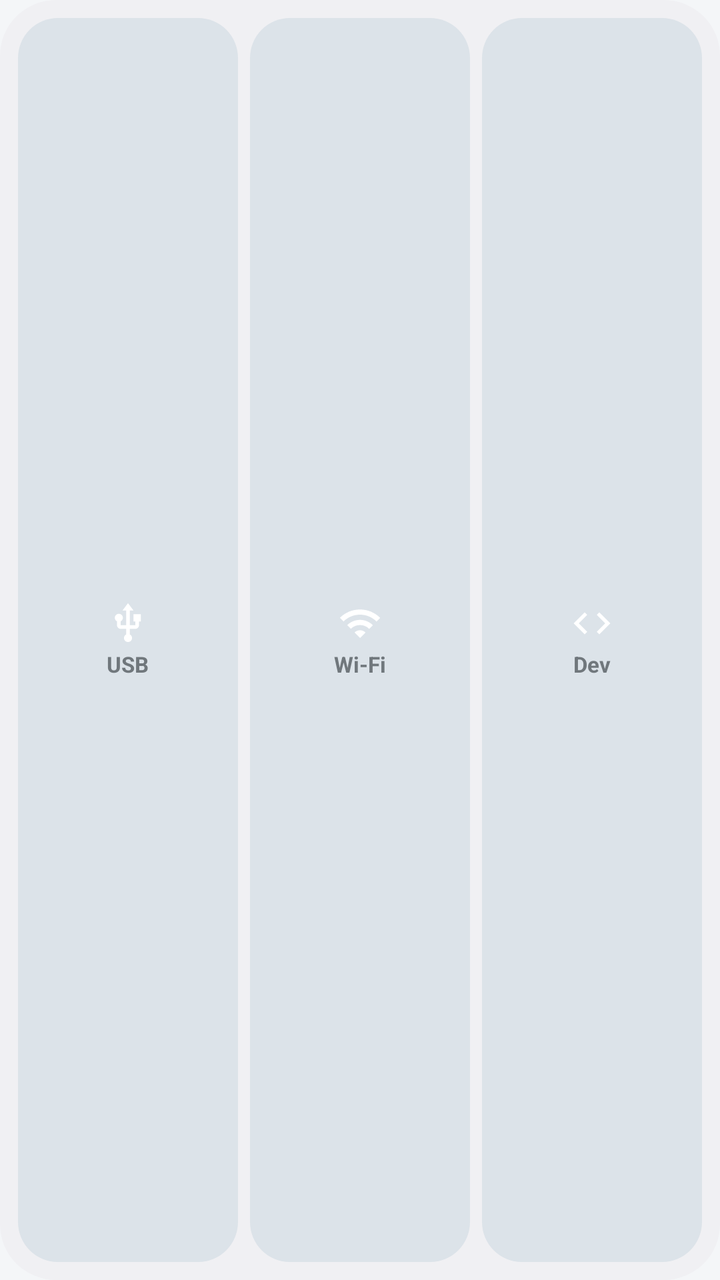
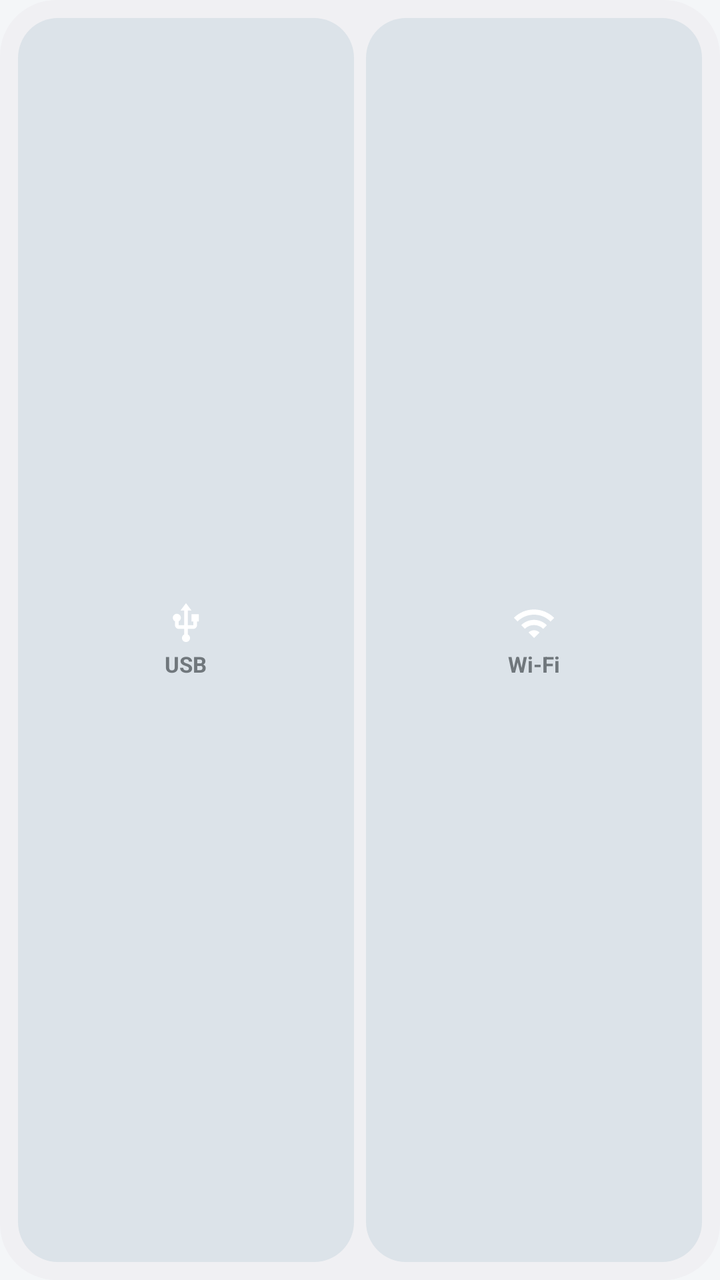

Screens rendered from an Android XML layout before and after an edit, with the pre-edit source and the edit as a unified diff.
<!-- AndroidManifest.xml: application theme AppTheme -->
<!-- res/layout/widget_bar.xml -->
<?xml version="1.0" encoding="utf-8"?>
<LinearLayout xmlns:android="http://schemas.android.com/apk/res/android"
    android:layout_width="match_parent"
    android:layout_height="match_parent"
    android:background="@drawable/widget_container"
    android:orientation="horizontal"
    android:padding="6dp">

    <LinearLayout
        android:id="@+id/bar_usb"
        android:layout_width="0dp"
        android:layout_height="match_parent"
        android:layout_margin="3dp"
        android:layout_weight="1"
        android:background="@drawable/widget_btn_off"
        android:gravity="center"
        android:orientation="vertical">

        <ImageView
            android:id="@+id/bar_usb_icon"
            android:layout_width="22dp"
            android:layout_height="22dp"
            android:contentDescription="@null"
            android:src="@drawable/ic_usb" />

        <TextView
            android:id="@+id/bar_usb_label"
            android:layout_width="wrap_content"
            android:layout_height="wrap_content"
            android:layout_marginTop="2dp"
            android:text="@string/widget_usb"
            android:textSize="11sp"
            android:textStyle="bold" />
    </LinearLayout>

    <LinearLayout
        android:id="@+id/bar_wireless"
        android:layout_width="0dp"
        android:layout_height="match_parent"
        android:layout_margin="3dp"
        android:layout_weight="1"
        android:background="@drawable/widget_btn_off"
        android:gravity="center"
        android:orientation="vertical">

        <ImageView
            android:id="@+id/bar_wireless_icon"
            android:layout_width="22dp"
            android:layout_height="22dp"
            android:contentDescription="@null"
            android:src="@drawable/ic_wifi" />

        <TextView
            android:id="@+id/bar_wireless_label"
            android:layout_width="wrap_content"
            android:layout_height="wrap_content"
            android:layout_marginTop="2dp"
            android:text="@string/widget_wireless"
            android:textSize="11sp"
            android:textStyle="bold" />
    </LinearLayout>

    <LinearLayout
        android:id="@+id/bar_dev"
        android:layout_width="0dp"
        android:layout_height="match_parent"
        android:layout_margin="3dp"
        android:layout_weight="1"
        android:background="@drawable/widget_btn_off"
        android:gravity="center"
        android:orientation="vertical">

        <ImageView
            android:id="@+id/bar_dev_icon"
            android:layout_width="22dp"
            android:layout_height="22dp"
            android:contentDescription="@null"
            android:src="@drawable/ic_code" />

        <TextView
            android:id="@+id/bar_dev_label"
            android:layout_width="wrap_content"
            android:layout_height="wrap_content"
            android:layout_marginTop="2dp"
            android:text="@string/widget_dev"
            android:textSize="11sp"
            android:textStyle="bold" />
    </LinearLayout>
</LinearLayout>
<!-- resources referenced by this layout -->
<resources>
  <!-- drawable ic_code (drawable) -->
  <?xml version="1.0" encoding="utf-8"?>
  <vector xmlns:android="http://schemas.android.com/apk/res/android"
      android:width="24dp"
      android:height="24dp"
      android:viewportWidth="24"
      android:viewportHeight="24">
      <path
          android:fillColor="#FFFFFFFF"
          android:pathData="M9.4,16.6L4.8,12l4.6,-4.6L8,6l-6,6 6,6 1.4,-1.4zM14.6,16.6l4.6,-4.6 -4.6,-4.6L16,6l6,6 -6,6 -1.4,-1.4z" />
  </vector>
  <!-- drawable ic_usb (drawable) -->
  <?xml version="1.0" encoding="utf-8"?>
  <vector xmlns:android="http://schemas.android.com/apk/res/android"
      android:width="24dp"
      android:height="24dp"
      android:viewportWidth="24"
      android:viewportHeight="24">
      <path
          android:fillColor="#FFFFFFFF"
          android:pathData="M15,7v4h1v2h-3V5h2l-3,-4 -3,4h2v8H8v-2.07c0.7,-0.37 1.2,-1.08 1.2,-1.93 0,-1.21 -0.99,-2.2 -2.2,-2.2 -1.21,0 -2.2,0.99 -2.2,2.2 0,0.85 0.5,1.56 1.2,1.93V13c0,1.11 0.89,2 2,2h3v3.05c-0.71,0.37 -1.2,1.1 -1.2,1.95 0,1.22 0.99,2.2 2.2,2.2 1.21,0 2.2,-0.98 2.2,-2.2 0,-0.85 -0.49,-1.58 -1.2,-1.95V15h3c1.11,0 2,-0.89 2,-2v-2h1V7h-4z" />
  </vector>
  <!-- drawable ic_wifi (drawable) -->
  <?xml version="1.0" encoding="utf-8"?>
  <vector xmlns:android="http://schemas.android.com/apk/res/android"
      android:width="24dp"
      android:height="24dp"
      android:viewportWidth="24"
      android:viewportHeight="24">
      <path
          android:fillColor="#FFFFFFFF"
          android:pathData="M1,9l2,2c4.97,-4.97 13.03,-4.97 18,0l2,-2C16.93,2.93 7.08,2.93 1,9zM9,17l3,3 3,-3c-1.65,-1.66 -4.34,-1.66 -6,0zM5,13l2,2c2.76,-2.76 7.24,-2.76 10,0l2,-2C15.14,9.14 8.87,9.14 5,13z" />
  </vector>
  <!-- drawable widget_btn_off (drawable) -->
  <?xml version="1.0" encoding="utf-8"?>
  <shape xmlns:android="http://schemas.android.com/apk/res/android">
      <solid android:color="@color/widget_off_bg" />
      <corners android:radius="@dimen/widget_inner_radius" />
  </shape>
  <!-- drawable widget_container (drawable) -->
  <?xml version="1.0" encoding="utf-8"?>
  <shape xmlns:android="http://schemas.android.com/apk/res/android">
      <solid android:color="@color/widget_bg" />
      <corners android:radius="@dimen/widget_radius" />
  </shape>
  <string name="widget_dev">Dev</string>
  <string name="widget_usb">USB</string>
  <string name="widget_wireless">Wi-Fi</string>
  <style name="AppTheme" parent="android:Theme.DeviceDefault.DayNight">
          <item name="android:windowActionBar">false</item>
          <item name="android:windowNoTitle">true</item>
          <item name="android:windowBackground">@color/bg</item>
          <item name="android:colorAccent">@color/accent</item>
          <item name="android:statusBarColor">@color/bg</item>
          <item name="android:navigationBarColor">@color/bg</item>
          <item name="android:windowLightStatusBar">true</item>
          <item name="android:windowLightNavigationBar">true</item>
      </style>
  <color name="widget_off_bg">#FFE3E8EE</color>
  <dimen name="widget_inner_radius">16dp</dimen>
  <color name="widget_bg">#FFFFFFFF</color>
  <dimen name="widget_radius">24dp</dimen>
  <color name="bg">#FFF4F6F8</color>
  <color name="accent">#FF1E9E5A</color>
</resources>

<!-- the commit's change to res/layout/widget_bar.xml (unified diff, before → after) -->
@@ -60,30 +60,4 @@
             android:textStyle="bold" />
     </LinearLayout>
 
-    <LinearLayout
-        android:id="@+id/bar_dev"
-        android:layout_width="0dp"
-        android:layout_height="match_parent"
-        android:layout_margin="3dp"
-        android:layout_weight="1"
-        android:background="@drawable/widget_btn_off"
-        android:gravity="center"
-        android:orientation="vertical">
-
-        <ImageView
-            android:id="@+id/bar_dev_icon"
-            android:layout_width="22dp"
-            android:layout_height="22dp"
-            android:contentDescription="@null"
-            android:src="@drawable/ic_code" />
-
-        <TextView
-            android:id="@+id/bar_dev_label"
-            android:layout_width="wrap_content"
-            android:layout_height="wrap_content"
-            android:layout_marginTop="2dp"
-            android:text="@string/widget_dev"
-            android:textSize="11sp"
-            android:textStyle="bold" />
-    </LinearLayout>
 </LinearLayout>
<!-- resource entries referenced after the edit -->
@@ -1,16 +1,5 @@
 <!-- resources referenced by this layout -->
 <resources>
-  <!-- drawable ic_code (drawable) -->
-  <?xml version="1.0" encoding="utf-8"?>
-  <vector xmlns:android="http://schemas.android.com/apk/res/android"
-      android:width="24dp"
-      android:height="24dp"
-      android:viewportWidth="24"
-      android:viewportHeight="24">
-      <path
-          android:fillColor="#FFFFFFFF"
-          android:pathData="M9.4,16.6L4.8,12l4.6,-4.6L8,6l-6,6 6,6 1.4,-1.4zM14.6,16.6l4.6,-4.6 -4.6,-4.6L16,6l6,6 -6,6 -1.4,-1.4z" />
-  </vector>
   <!-- drawable ic_usb (drawable) -->
   <?xml version="1.0" encoding="utf-8"?>
   <vector xmlns:android="http://schemas.android.com/apk/res/android"
@@ -45,7 +34,6 @@
       <solid android:color="@color/widget_bg" />
       <corners android:radius="@dimen/widget_radius" />
   </shape>
-  <string name="widget_dev">Dev</string>
   <string name="widget_usb">USB</string>
   <string name="widget_wireless">Wi-Fi</string>
   <style name="AppTheme" parent="android:Theme.DeviceDefault.DayNight">
